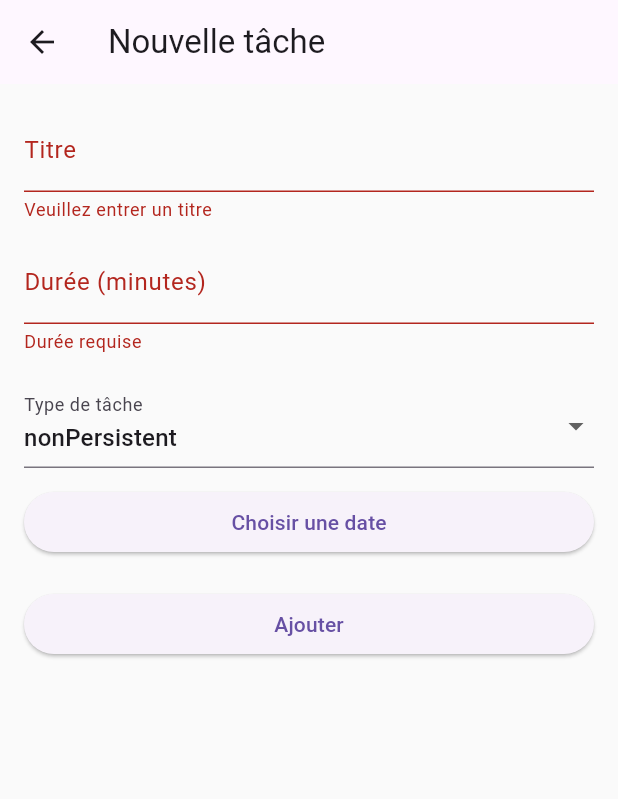
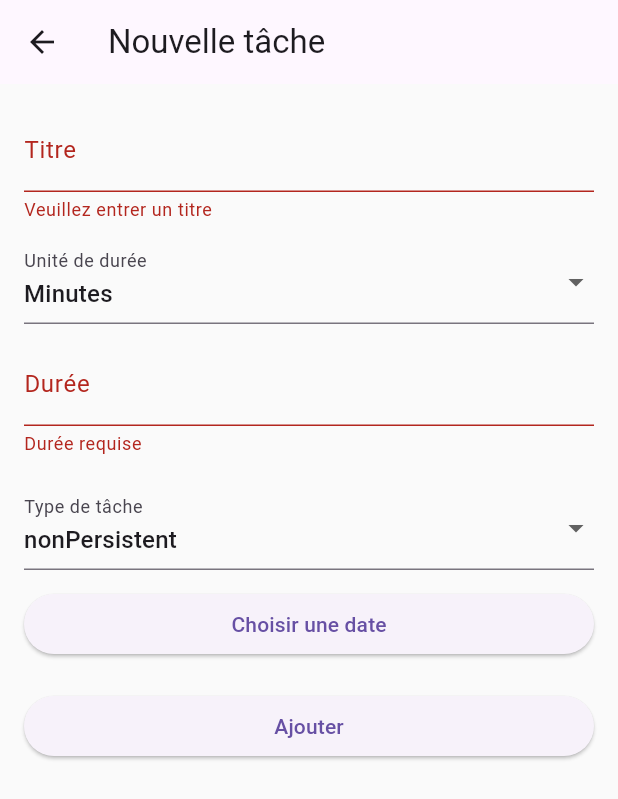
Before and after one commit to Noubissie237/chronoZen, a Flutter app: the TaskForm screen opened directly, after a tap on "Ajouter", on a phone screen of 412 x 824 dp. Shown: the top 799 px of the screen. Run offline on Flutter 3.47's test engine with Material 3 defaults, Android fonts, the phone set to English and light mode, and no system bars; our stand-ins replace fl_chart, flutter_local_notifications, sqflite; missing offline and left inert: android_alarm_manager_plus; accounts and stored records are empty.

Commit message:
Choix de l'unité pour la création de la tache

```diff
--- a/lib/screens/task_form.dart
+++ b/lib/screens/task_form.dart
@@ -21,6 +21,7 @@ class _TaskFormState extends State<TaskForm> {
   DateTime? _date;
   DateTime? _startDate;
   DateTime? _endDate;
+  String _durationUnit = 'minutes'; // ou 'heures'
 
   @override
   void initState() {
@@ -39,10 +40,16 @@ class _TaskFormState extends State<TaskForm> {
   void _submit() async {
     if (!_formKey.currentState!.validate()) return;
     final isNonPersistent = _selectedType == TaskType.nonPersistent;
+    final raw = int.parse(_durationController.text);
+    final duration =
+        _durationUnit == 'heures'
+            ? Duration(hours: raw)
+            : Duration(minutes: raw);
+
     final task = Task(
       id: widget.existingTask?.id ?? const Uuid().v4(),
       title: _titleController.text,
-      duration: Duration(minutes: int.parse(_durationController.text)),
+      duration: duration,
       type: _selectedType,
       date: isNonPersistent ? _date ?? DateTime.now() : null,
       startDate: _startDate,
@@ -95,9 +102,20 @@ class _TaskFormState extends State<TaskForm> {
                             : null,
               ),
               const SizedBox(height: 12),
+              DropdownButtonFormField<String>(
+                value: _durationUnit,
+                items: const [
+                  DropdownMenuItem(value: 'minutes', child: Text('Minutes')),
+                  DropdownMenuItem(value: 'heures', child: Text('Heures')),
+                ],
+                onChanged: (value) => setState(() => _durationUnit = value!),
+                decoration: const InputDecoration(labelText: 'Unité de durée'),
+              ),
+              const SizedBox(height: 12),
+
               TextFormField(
                 controller: _durationController,
-                decoration: const InputDecoration(labelText: 'Durée (minutes)'),
+                decoration: const InputDecoration(labelText: 'Durée'),
                 keyboardType: TextInputType.number,
                 validator: (value) {
                   if (value == null || value.isEmpty) return 'Durée requise';
```
